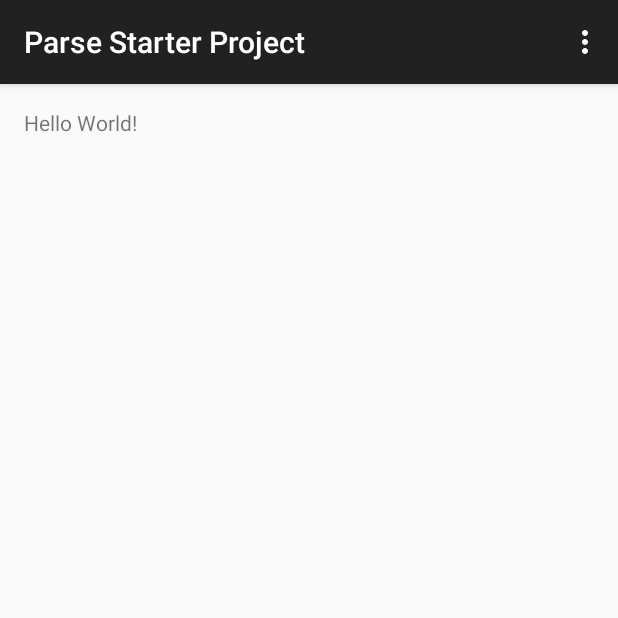
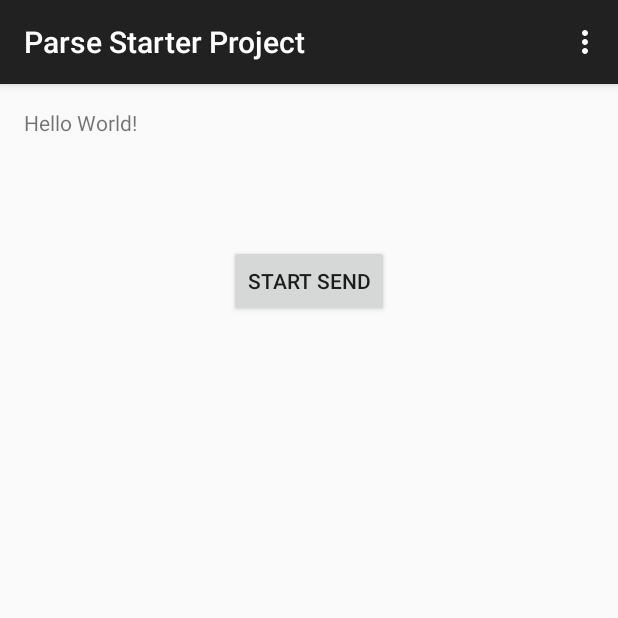
Before and after one commit to ownzandy/HackNC, an Android app: the screen it shows after launch (MainActivity), on a phone screen of 412 x 824 dp, the top half of it. Run offline under Robolectric (Android 15) with nearby library versions, the phone set to English and light mode, and no system bars; libraries missing offline, so code that uses them is left out: com.parse; 6 statements that could not run were skipped.

Commit message:
pointer stuff

```diff
--- a/ParseStarterProject/src/main/AndroidManifest.xml
+++ b/ParseStarterProject/src/main/AndroidManifest.xml
@@ -6,7 +6,7 @@
   ~ This source code is licensed under the BSD-style license found in the
   ~ LICENSE file in the root directory of this source tree. An additional grant
   ~ of patent rights can be found in the PATENTS file in the same directory.
-  -->
+-->
 <manifest xmlns:android="http://schemas.android.com/apk/res/android"
     package="com.parse.starter" >
 
@@ -35,6 +35,10 @@
                 <category android:name="android.intent.category.LAUNCHER" />
             </intent-filter>
         </activity>
+        <activity
+            android:name=".SendActivity"
+            android:label="@string/title_activity_send" >
+        </activity>
     </application>
 
 </manifest>
--- a/ParseStarterProject/src/main/res/layout/activity_main.xml
+++ b/ParseStarterProject/src/main/res/layout/activity_main.xml
@@ -19,6 +19,15 @@
     <TextView
         android:text="@string/hello_world"
         android:layout_width="wrap_content"
-        android:layout_height="wrap_content"/>
+        android:layout_height="wrap_content"
+        android:id="@+id/textView" />
+    <Button
+        android:layout_width="wrap_content"
+        android:layout_height="wrap_content"
+        android:text="@string/button_send"
+        android:onClick="startSend"
+        android:layout_marginTop="72dp"
+        android:layout_below="@+id/textView"
+        android:layout_centerHorizontal="true" />
 
 </RelativeLayout>
--- a/ParseStarterProject/src/main/res/values/strings.xml
+++ b/ParseStarterProject/src/main/res/values/strings.xml
@@ -15,4 +15,6 @@
 
     <string name="hello_world">Hello World!</string>
     <string name="action_settings">Settings</string>
+    <string name="title_activity_send">SendActivity</string>
+    <string name="button_send">Start Send</string>
 </resources>
--- a/build.gradle
+++ b/build.gradle
@@ -18,6 +18,6 @@ ext {
     compileSdkVersion = 21
     buildToolsVersion = "22.0.1"
 
-    minSdkVersion = 9
+    minSdkVersion = 15
     targetSdkVersion = 22
 }
```
Also changed, not shown: ParseStarterProject/src/main/java/com/parse/starter/MainActivity.java (+6 -1 lines), ParseStarterProject/src/main/java/com/parse/starter/SendActivity.java (added, +141 -0 lines), ParseStarterProject/src/main/res/layout/activity_send.xml (added, +18 -0 lines), 222 other files.
